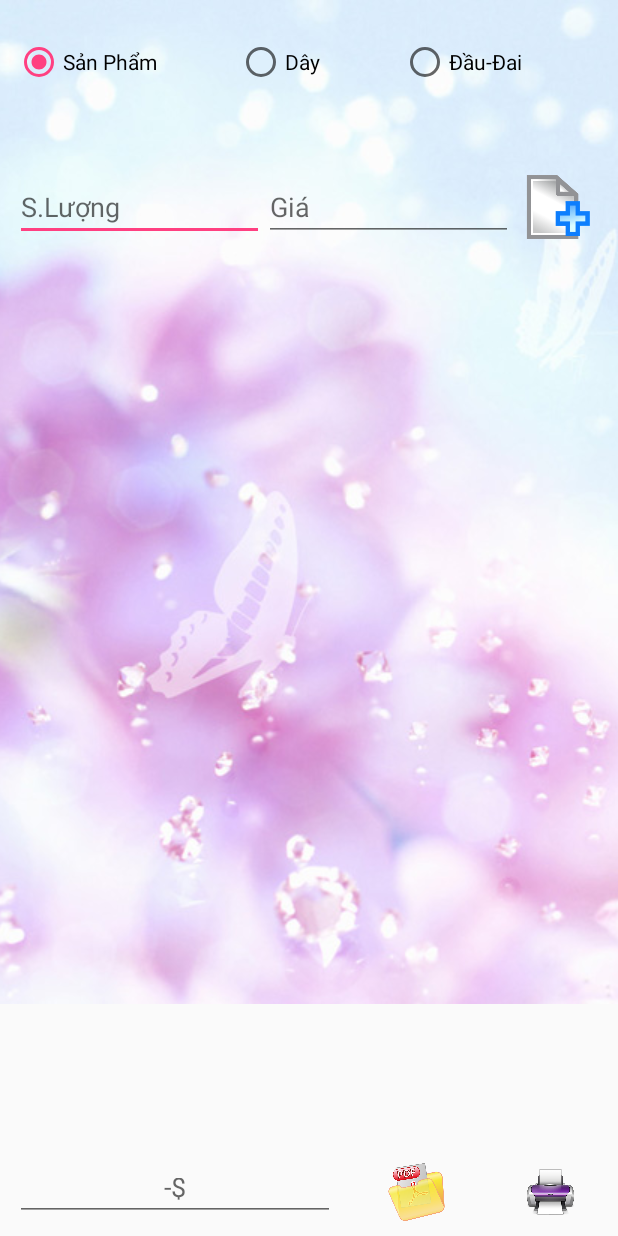
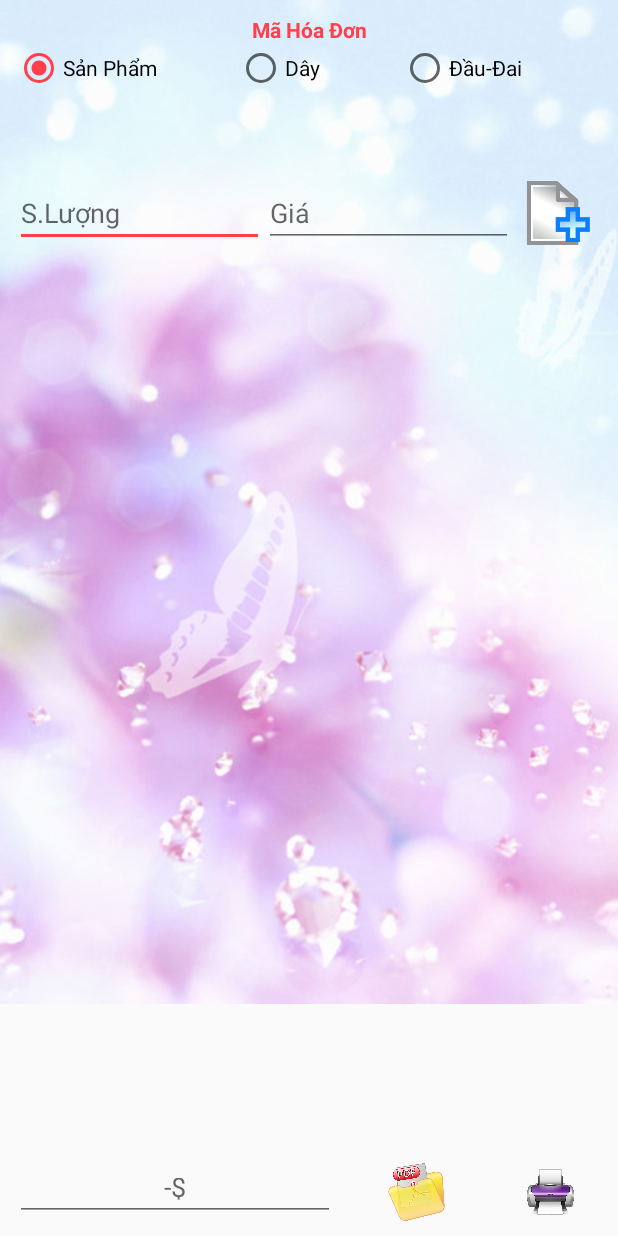
Before and after one commit to vipnat/BanHang, an Android app: the XuatHoaDonActivity screen opened directly, with no data from a screen before it, on a phone screen of 412 x 824 dp. Run offline under Robolectric (Android 15) with nearby library versions, the phone set to English and light mode, and no system bars; libraries missing offline, so code that uses them is left out: com.itextpdf.text.

Commit message:
Đóng App 10s Sau Khi Tạo Hóa Đơn

```diff
--- a/app/src/main/java/anhtuan/banhang/DangNhapActivity.java
+++ b/app/src/main/java/anhtuan/banhang/DangNhapActivity.java
@@ -103,7 +103,6 @@ public class DangNhapActivity extends AppCompatActivity {
         intent.addCategory(Intent.CATEGORY_HOME);
         startActivity(intent);
         finish();
-
     }
 
     public boolean isConnected() {
--- a/app/src/main/java/anhtuan/banhang/XuatHoaDonActivity.java
+++ b/app/src/main/java/anhtuan/banhang/XuatHoaDonActivity.java
@@ -1,12 +1,15 @@
 package anhtuan.banhang;
 
 import android.Manifest;
+import android.app.AlertDialog;
 import android.content.ActivityNotFoundException;
+import android.content.DialogInterface;
 import android.content.Intent;
 import android.content.pm.PackageManager;
 import android.net.Uri;
 import android.os.Bundle;
 import android.os.Environment;
+import android.os.Handler;
 import android.os.StrictMode;
 import android.support.v4.app.ActivityCompat;
 import android.support.v4.content.ContextCompat;
@@ -84,6 +87,7 @@ public class XuatHoaDonActivity extends AppCompatActivity {
     TextView lblSoLoai;
     TextView lblSoLuong;
     TextView lblTongTien;
+    TextView lblMaHoaDon;
 
     ImageButton btnThem;
     ImageButton btnXuatHD;
@@ -147,8 +151,11 @@ public class XuatHoaDonActivity extends AppCompatActivity {
             return;
 
         getDataFromLogin();
+        getControl();
+
         hoaDonXuatDAO.XoaAllHoaDonXuatNull();
         strMaHoaDon = taoMoiHoaDon();
+        lblMaHoaDon.setText(nhanVien.getTenNhanVien() + " - HĐ: " + strMaHoaDon);
         pdfHoaDon = new File(pathPDF + "/" + strMaHoaDon + ".pdf");
         hoaDonXuat.setMaHD(strMaHoaDon);
         hoaDonXuat.setMaNhanVien(nhanVien.getMaNhanVien());
@@ -156,11 +163,8 @@ public class XuatHoaDonActivity extends AppCompatActivity {
         hoaDonXuat.setNgayXuat(new Date());
         hoaDonXuat.setTongTien(0.0);
         hoaDonXuat.setTongTienGoc(0.0);
-
-
         hoaDonXuatDAO.ThemHoaDonXuat(hoaDonXuat);
 
-        getControl();
         addEventForm();
     }
 
@@ -199,6 +203,7 @@ public class XuatHoaDonActivity extends AppCompatActivity {
         lblSoLoai = (TextView) findViewById(R.id._lblSoLoai);
         lblSoLuong = (TextView) findViewById(R.id._lblSoLuong);
         lblTongTien = (TextView) findViewById(R.id._lblTongTien);
+        lblMaHoaDon = (TextView) findViewById(R.id.lblMaHoaDon);
 
         btnThem = (ImageButton) findViewById(R.id.btnThem);
         btnThem.setImageResource(R.drawable.image_add);
@@ -374,10 +379,6 @@ public class XuatHoaDonActivity extends AppCompatActivity {
                 _txtTraTien.setEnabled(false);
                 btnXuatHD.setEnabled(false);
 
-                //hoaDonXuatDAO.LuuPdfInDatabase(strMaHoaDon,pdfHoaDon);
-                //hoaDonXuatDAO.UpdatePdfInDatabase(strMaHoaDon,pdfHoaDon);
-
-
             }
         });
 
@@ -393,6 +394,11 @@ public class XuatHoaDonActivity extends AppCompatActivity {
                 if (!fileHoaDon.exists()) return;
                 try {
                     createA4PdfPrint(filePathHoaDon);
+
+                    // Đóng App Khi In Hóa Đơn Sau 10s
+                    handler.postAtTime(runnable, System.currentTimeMillis() + interval);
+                    handler.postDelayed(runnable, interval);
+
                 } catch (IOException e) {
                     e.printStackTrace();
                 } catch (DocumentException e) {
@@ -436,6 +442,43 @@ public class XuatHoaDonActivity extends AppCompatActivity {
                 }
             }
         });
+    }
+
+    // Đong Form Sau 10s
+    private final int interval = 10000; // 10 Second
+    private Handler handler = new Handler();
+    private Runnable runnable = new Runnable() {
+        public void run() {
+            Toast.makeText(XuatHoaDonActivity.this, "Đã Hoàn Thành Hóa Đơn!", Toast.LENGTH_LONG).show();
+            finish();
+        }
+    };
+
+    private void closeForm() {
+        AlertDialog.Builder b = new AlertDialog.Builder(this);
+        b.setTitle("Thông Báo");
+        b.setMessage("Đã Hoàn Thành Hóa Đơn ! Đóng App ?");
+        b.setPositiveButton("Yes", new DialogInterface.OnClickListener() {
+            @Override
+            public void onClick(DialogInterface dialog, int which) {
+                finish();
+            }
+        });
+        b.setNegativeButton("No", new DialogInterface.OnClickListener() {
+            @Override
+
+            public void onClick(DialogInterface dialog, int which) {
+                dialog.cancel();
+            }
+        });
+        b.create().show();
+        /*
+        Toast.makeText(this, "Hoàn Thành Xuất Hàng !", Toast.LENGTH_SHORT).show();
+        Intent intent = new Intent(Intent.ACTION_MAIN);
+        intent.addCategory(Intent.CATEGORY_HOME);
+        startActivity(intent);
+        finish();
+        */
     }
 
     private void LayGiaBanLenEditText() {
@@ -721,18 +764,6 @@ public class XuatHoaDonActivity extends AppCompatActivity {
 
         Toast.makeText(getApplicationContext(), "Xuất Hóa Đơn Thành Công !", Toast.LENGTH_LONG).show();
 
-        /*
-        File fileLuuOCung = new File("C:/LuuHoaDon/" + strMaHoaDon + "_.pdf");
-        try {
-            if (pdfHoaDon.exists())
-                copyFile(pdfHoaDon, fileLuuOCung);
-        } catch (IOException e) {
-            Toast.makeText(getApplicationContext(), "Chưa Lưu Được Vào Máy Tính ! \n" + e, Toast.LENGTH_LONG).show();
-        }
-        */
-
-        //hoaDonXuatDAO.LuuPdfInDatabase(pdfHoaDon);
-
         viewPdf(pathPDF + "/" + strMaHoaDon + ".pdf");
 
     }
--- a/app/src/main/res/layout/activity_xuat_hoa_don.xml
+++ b/app/src/main/res/layout/activity_xuat_hoa_don.xml
@@ -26,11 +26,19 @@
         android:orientation="vertical"
         android:padding="10dp">
 
+        <TextView
+            android:id="@+id/lblMaHoaDon"
+            android:layout_width="match_parent"
+            android:layout_height="wrap_content"
+            android:text="Mã Hóa Đơn"
+            android:textAlignment="center"
+            android:textColor="@color/colorAccent"
+            android:textStyle="bold" />
+
         <RadioGroup
             android:id="@+id/_groupRdo"
             android:layout_width="match_parent"
             android:layout_height="wrap_content"
-            android:layout_marginTop="15dp"
             android:orientation="horizontal">
 
             <RadioButton
--- a/app/src/main/res/values/colors.xml
+++ b/app/src/main/res/values/colors.xml
@@ -2,5 +2,5 @@
 <resources>
     <color name="colorPrimary">#3F51B5</color>
     <color name="colorPrimaryDark">#303F9F</color>
-    <color name="colorAccent">#ff4081</color>
+    <color name="colorAccent">#ff404a</color>
 </resources>
```
